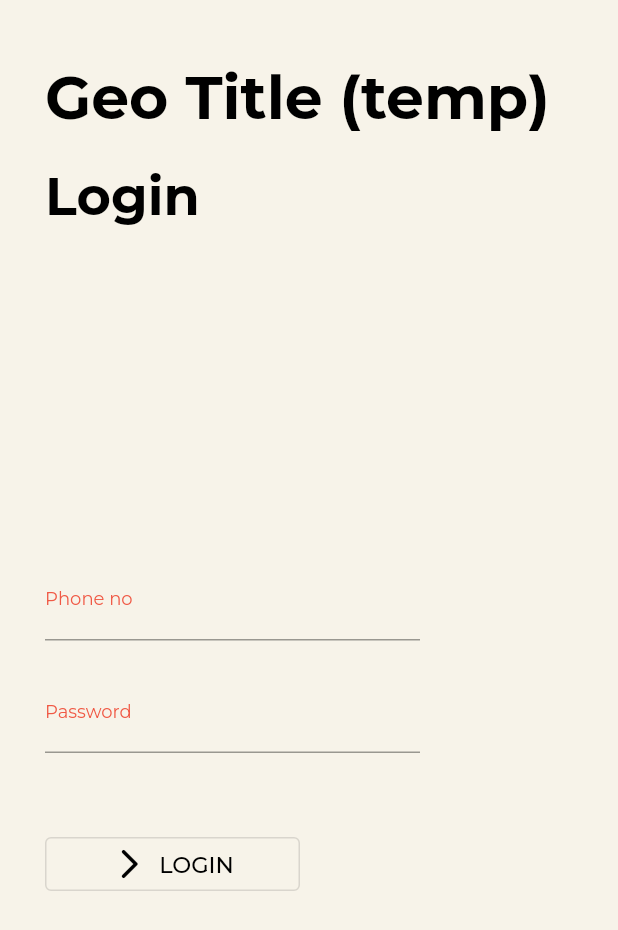
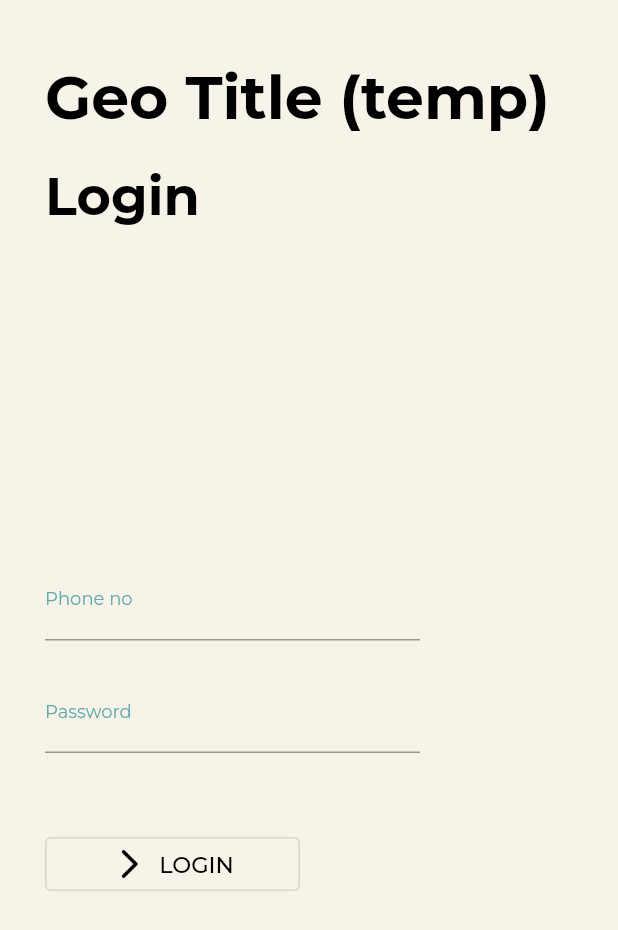
Before and after one commit to TheCraftOfCode/GeoSpatial, a Flutter app: the screen it shows after launch, on a phone screen of 412 x 824 dp. Shown: the top 930 px of the screen. Run offline on Flutter 3.47's test engine with Material 2 defaults, Android fonts, the phone set to English and light mode, and no system bars; our stand-ins replace google_fonts.

Commit message:
Login class name updated

```diff
--- a/lib/HomeScreen.dart
+++ b/lib/Login.dart
@@ -2,8 +2,8 @@ import 'package:flutter/material.dart';
 import 'package:geo_spatial/main.dart' as main;
 import 'package:google_fonts/google_fonts.dart';
 
-class HomeScreen extends StatelessWidget {
-  const HomeScreen({Key? key}) : super(key: key);
+class Login extends StatelessWidget {
+  const Login({Key? key}) : super(key: key);
 
   @override
   Widget build(BuildContext context) {
@@ -62,9 +62,7 @@ class HomeScreen extends StatelessWidget {
                       style: GoogleFonts.montserrat(fontSize: 15),
                       decoration: InputDecoration(
                           labelText: 'Password',
-                          labelStyle: GoogleFonts.montserrat(fontSize: 12),
-                          focusColor: Colors.greenAccent,
-                          hoverColor: Colors.greenAccent),
+                          labelStyle: GoogleFonts.montserrat(fontSize: 12),),
                       keyboardType: TextInputType.visiblePassword,
                     ),
                   ),
@@ -73,7 +71,8 @@ class HomeScreen extends StatelessWidget {
                     width: 200,
                     padding: EdgeInsets.only(left: 30, top: 50),
                     child: OutlinedButton.icon(
-                      onPressed: () {},
+                      onPressed: () { //HomePage(),
+                      },
                       icon: Icon(
                         Icons.arrow_forward_ios_rounded,
                         color: Colors.black,
--- a/lib/main.dart
+++ b/lib/main.dart
@@ -1,5 +1,5 @@
 import 'package:flutter/material.dart';
-import 'package:geo_spatial/HomeScreen.dart';
+import 'package:geo_spatial/Login.dart';
 
 void main() {
   runApp(
@@ -31,7 +31,7 @@ ThemeData theme = ThemeData(
   ),
   buttonColor: Color(0xffA3D2CA),
   backgroundColor: Color(0xffF7F3E9),
-  hintColor: Color(0xffF05945),
+  hintColor: Color(0xff5EAAA8),
 );
 
 class MyApp extends StatelessWidget {
@@ -39,6 +39,6 @@ class MyApp extends StatelessWidget {
 
   @override
   Widget build(BuildContext context) {
-    return HomeScreen();
+    return Login();
   }
 }
```
